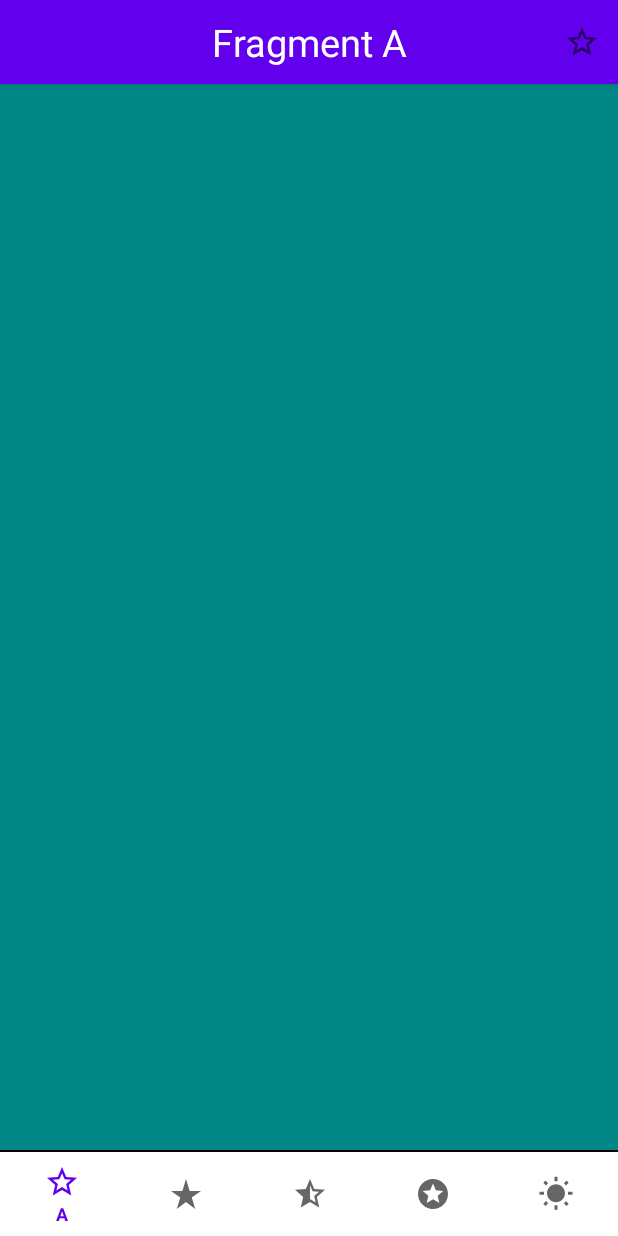
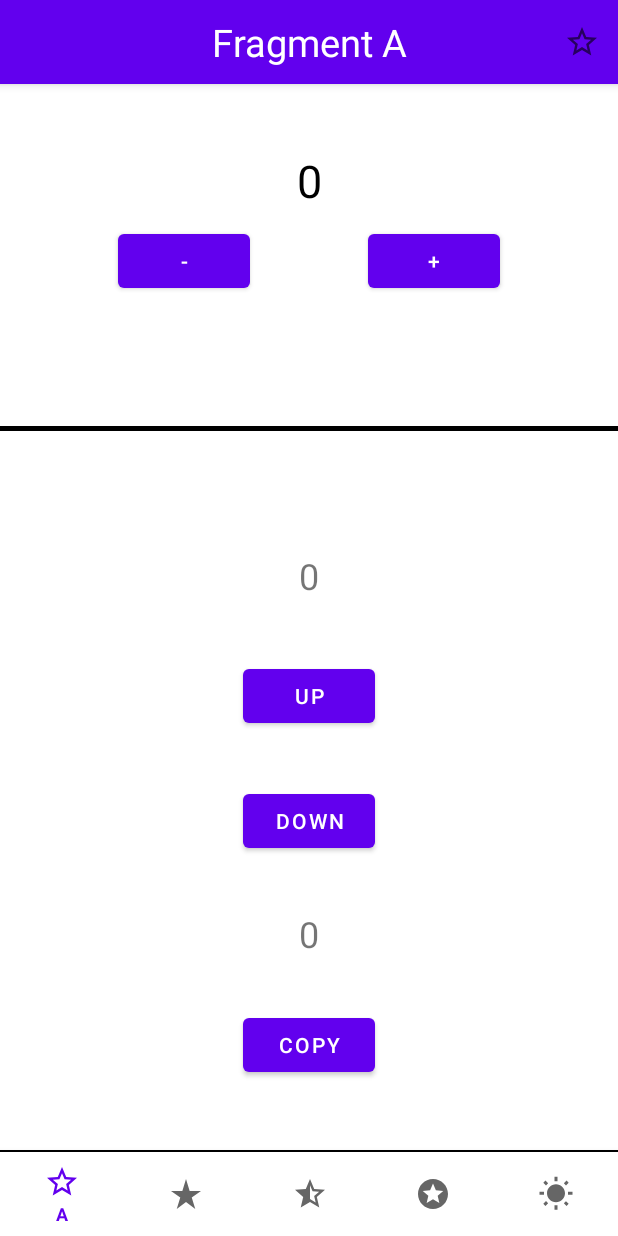
Before and after one commit to HYUNJUNEPARK/MVVM-Repository, an Android app: the screen it shows after launch (MainActivity), on a phone screen of 412 x 824 dp. Run offline under Robolectric (Android 15) with nearby library versions, the phone set to English and light mode, and no system bars; our stand-ins replace data binding.

Commit message:
fragmentA

```diff
--- a/app/build.gradle
+++ b/app/build.gradle
@@ -44,4 +44,7 @@ dependencies {
     testImplementation 'junit:junit:4.+'
     androidTestImplementation 'androidx.test.ext:junit:1.1.3'
     androidTestImplementation 'androidx.test.espresso:espresso-core:3.4.0'
+
+    implementation 'androidx.activity:activity-ktx:1.2.2'
+    implementation 'androidx.fragment:fragment-ktx:1.3.3'
 }
--- a/app/src/main/java/com/example/viewpager2_bottomnavigation/fragments/FragmentA.kt
+++ b/app/src/main/java/com/example/viewpager2_bottomnavigation/fragments/FragmentA.kt
@@ -6,11 +6,14 @@ import android.view.LayoutInflater
 import android.view.View
 import android.view.ViewGroup
 import androidx.fragment.app.Fragment
+import androidx.fragment.app.viewModels
 import com.example.viewpager2_bottomnavigation.activitiy.MainActivity.Companion.TAG
 import com.example.viewpager2_bottomnavigation.databinding.FragmentABinding
+import com.example.viewpager2_bottomnavigation.viewmodel.FragmentAViewModel
 
 class FragmentA : Fragment() {
     private var binding: FragmentABinding? = null
+    private val viewModel: FragmentAViewModel by viewModels()
 
     override fun onCreateView(inflater: LayoutInflater, container: ViewGroup?, savedInstanceState: Bundle?): View? {
         val fragmentBinding = FragmentABinding.inflate(inflater, container, false)
@@ -21,11 +24,28 @@ class FragmentA : Fragment() {
     override fun onViewCreated(view: View, savedInstanceState: Bundle?) {
         super.onViewCreated(view, savedInstanceState)
         Log.d(TAG, ">>>>>onCreateView: FragmentA")
+
+        initComponents()
+
+        binding?.lifecycleOwner = viewLifecycleOwner
+        binding?.viewModel = viewModel
     }
 
     override fun onDestroy() {
         super.onDestroy()
+        Log.d(TAG, "onDestroy: FragmentA")
         binding = null
-        Log.d(TAG, "onDestroy: FragmentA")
+    }
+
+    private fun initComponents() {
+        var currentValue = binding?.checkTextView?.text.toString().toInt()
+        binding?.checkPlusButton?.setOnClickListener {
+            currentValue += 1
+            binding?.checkTextView?.text = currentValue.toString()
+        }
+        binding?.checkMinusButton?.setOnClickListener {
+            currentValue -= 1
+            binding?.checkTextView?.text = currentValue.toString()
+        }
     }
 }
--- a/app/src/main/java/com/example/viewpager2_bottomnavigation/fragments/FragmentC.kt
+++ b/app/src/main/java/com/example/viewpager2_bottomnavigation/fragments/FragmentC.kt
@@ -29,7 +29,8 @@ class FragmentC : Fragment() {
     override fun onDestroy() {
         super.onDestroy()
         binding = null
-        Log.d(MainActivity.TAG, "onDestroy: FragmentC")
+        Log.d(TAG, "onDestroy: FragmentC")
     }
 
+
 }
--- /dev/null
+++ b/app/src/main/java/com/example/viewpager2_bottomnavigation/viewmodel/FragmentAViewModel.kt
@@ -0,0 +1,32 @@
+package com.example.viewpager2_bottomnavigation.viewmodel
+
+import androidx.lifecycle.LiveData
+import androidx.lifecycle.MutableLiveData
+import androidx.lifecycle.ViewModel
+
+
+class FragmentAViewModel: ViewModel() {
+    private val _currentValue = MutableLiveData<Int>()
+    private val _copyValue = MutableLiveData<Int>()
+
+    val currentValue : LiveData<Int>
+        get() = _currentValue
+    val copyValue : LiveData<Int>
+        get() = _copyValue
+
+    init {
+        _currentValue.value = 0
+        _copyValue.value = 0
+    }
+
+    fun updateValue(value: Int) {
+        when(value) {
+            1 -> _currentValue.value = _currentValue.value?.plus(1)
+            2 -> _currentValue.value = _currentValue.value?.minus(1)
+        }
+    }
+
+    fun setValue() {
+        _copyValue.value = _currentValue.value
+    }
+}
--- a/app/src/main/res/layout/fragment_a.xml
+++ b/app/src/main/res/layout/fragment_a.xml
@@ -1,11 +1,115 @@
 <?xml version="1.0" encoding="utf-8"?>
 <layout xmlns:android="http://schemas.android.com/apk/res/android"
+    xmlns:app="http://schemas.android.com/apk/res-auto"
     xmlns:tools="http://schemas.android.com/tools"
     tools:context=".fragments.FragmentA">
 
+    <data>
+
+        <variable
+            name="viewModel"
+            type="com.example.viewpager2_bottomnavigation.viewmodel.FragmentAViewModel" />
+    </data>
+
+
     <androidx.constraintlayout.widget.ConstraintLayout
         android:layout_width="match_parent"
-        android:layout_height="match_parent"
-        android:background="@color/teal_700"/>
+        android:layout_height="match_parent">
+
+        <TextView
+            android:id="@+id/checkTextView"
+            android:layout_width="wrap_content"
+            android:layout_height="50dp"
+            android:layout_marginTop="100dp"
+            android:text="0"
+            android:textColor="@color/black"
+            android:textSize="30dp"
+            app:layout_constraintEnd_toEndOf="parent"
+            app:layout_constraintStart_toStartOf="parent"
+            app:layout_constraintTop_toTopOf="parent" />
+
+        <Button
+            android:id="@+id/checkPlusButton"
+            android:layout_width="wrap_content"
+            android:layout_height="wrap_content"
+            android:text="+"
+            app:layout_constraintEnd_toEndOf="parent"
+            app:layout_constraintStart_toEndOf="@id/checkMinusButton"
+            app:layout_constraintTop_toBottomOf="@id/checkTextView" />
+
+        <Button
+            android:id="@+id/checkMinusButton"
+            android:layout_width="wrap_content"
+            android:layout_height="wrap_content"
+            android:text="-"
+            app:layout_constraintEnd_toStartOf="@id/checkPlusButton"
+            app:layout_constraintStart_toStartOf="parent"
+            app:layout_constraintTop_toBottomOf="@id/checkTextView" />
+
+        <View
+            android:id="@+id/div"
+            android:layout_width="0dp"
+            android:layout_height="3dp"
+            android:layout_marginBottom="80dp"
+            android:background="@color/black"
+            app:layout_constraintBottom_toTopOf="@id/currentNumberText"
+            app:layout_constraintEnd_toEndOf="parent"
+            app:layout_constraintStart_toStartOf="parent" />
+
+        <TextView
+            android:id="@+id/currentNumberText"
+            android:layout_width="wrap_content"
+            android:layout_height="wrap_content"
+            android:text="@{Integer.toString(viewModel.currentValue)}"
+            android:textSize="24sp"
+            app:layout_constraintBottom_toBottomOf="parent"
+            app:layout_constraintEnd_toEndOf="parent"
+            app:layout_constraintStart_toStartOf="parent"
+            app:layout_constraintTop_toTopOf="parent" />
+
+        <TextView
+            android:id="@+id/copyNumberText"
+            android:layout_width="wrap_content"
+            android:layout_height="wrap_content"
+            android:text="@{Integer.toString(viewModel.copyValue)}"
+            android:textSize="24sp"
+            app:layout_constraintBottom_toTopOf="@id/copyButton"
+            app:layout_constraintEnd_toEndOf="parent"
+            app:layout_constraintStart_toStartOf="parent"
+            app:layout_constraintTop_toBottomOf="@id/minusButton" />
+
+        <Button
+            android:id="@+id/plusButton"
+            android:layout_width="wrap_content"
+            android:layout_height="wrap_content"
+            android:layout_marginTop="40dp"
+            android:onClick="@{() -> viewModel.updateValue(1)}"
+            android:text="UP"
+            app:layout_constraintEnd_toEndOf="parent"
+            app:layout_constraintStart_toStartOf="parent"
+            app:layout_constraintTop_toBottomOf="@+id/currentNumberText" />
+
+        <Button
+            android:id="@+id/minusButton"
+            android:layout_width="wrap_content"
+            android:layout_height="wrap_content"
+            android:layout_marginTop="35dp"
+            android:onClick="@{() -> viewModel.updateValue(2)}"
+            android:text="Down"
+            app:layout_constraintEnd_toEndOf="parent"
+            app:layout_constraintStart_toStartOf="parent"
+            app:layout_constraintTop_toBottomOf="@+id/plusButton" />
+
+        <Button
+            android:id="@+id/copyButton"
+            android:layout_width="wrap_content"
+            android:layout_height="wrap_content"
+            android:layout_marginBottom="46dp"
+            android:onClick="@{() -> viewModel.setValue()}"
+            android:text="copy"
+            app:layout_constraintBottom_toBottomOf="parent"
+            app:layout_constraintEnd_toEndOf="parent"
+            app:layout_constraintStart_toStartOf="parent" />
+    </androidx.constraintlayout.widget.ConstraintLayout>
 
 </layout>
```
Also changed, not shown: 1 other file.
